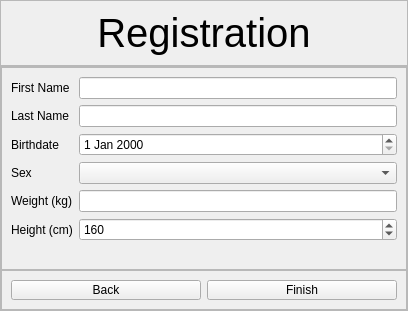
mxcom/Programming-Exercises, file src/views/user_management/WndRegistration.ui: the form before one commit.
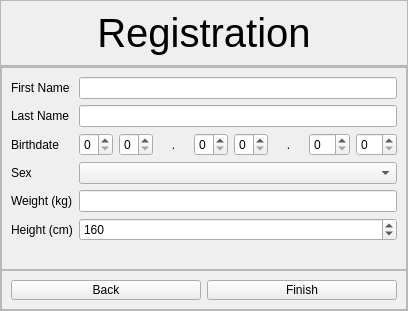
The form after the commit. The open tabs and pages were chosen to show the change.

Commit message: add new birthday registration

```diff
--- a/src/views/user_management/WndRegistration.ui
+++ b/src/views/user_management/WndRegistration.ui
@@ -280,7 +280,62 @@
                </widget>
               </item>
               <item row="2" column="1">
-               <widget class="QDateEdit" name="dpBirthdate"/>
+               <layout class="QHBoxLayout" name="horizontalLayout_4">
+                <item>
+                 <widget class="QSpinBox" name="sbDay1">
+                  <property name="maximum">
+                   <number>3</number>
+                  </property>
+                 </widget>
+                </item>
+                <item>
+                 <widget class="QSpinBox" name="sbDay2">
+                  <property name="maximum">
+                   <number>9</number>
+                  </property>
+                 </widget>
+                </item>
+                <item>
+                 <widget class="QLabel" name="label">
+                  <property name="text">
+                   <string>.</string>
+                  </property>
+                  <property name="alignment">
+                   <set>Qt::AlignCenter</set>
+                  </property>
+                 </widget>
+                </item>
+                <item>
+                 <widget class="QSpinBox" name="sbMonth1">
+                  <property name="maximum">
+                   <number>1</number>
+                  </property>
+                 </widget>
+                </item>
+                <item>
+                 <widget class="QSpinBox" name="sbMonth2">
+                  <property name="maximum">
+                   <number>9</number>
+                  </property>
+                 </widget>
+                </item>
+                <item>
+                 <widget class="QLabel" name="label_2">
+                  <property name="text">
+                   <string>.</string>
+                  </property>
+                  <property name="alignment">
+                   <set>Qt::AlignCenter</set>
+                  </property>
+                 </widget>
+                </item>
+                <item>
+                 <widget class="QSpinBox" name="sbYear1"/>
+                </item>
+                <item>
+                 <widget class="QSpinBox" name="sbYear2"/>
+                </item>
+               </layout>
               </item>
               <item row="3" column="0">
                <widget class="QLabel" name="lbSex">
```
Left out of the diff: 2 changed lines with no effect on the pictures. The commit also changes 6 other files.
